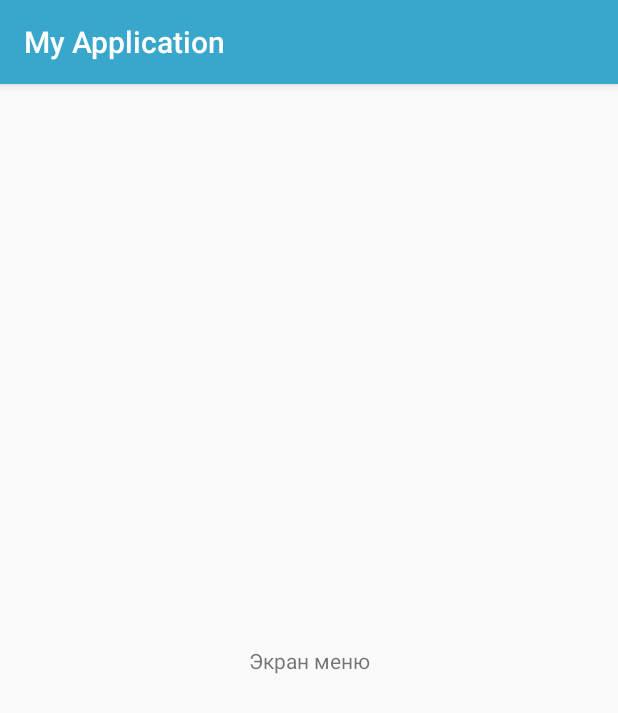
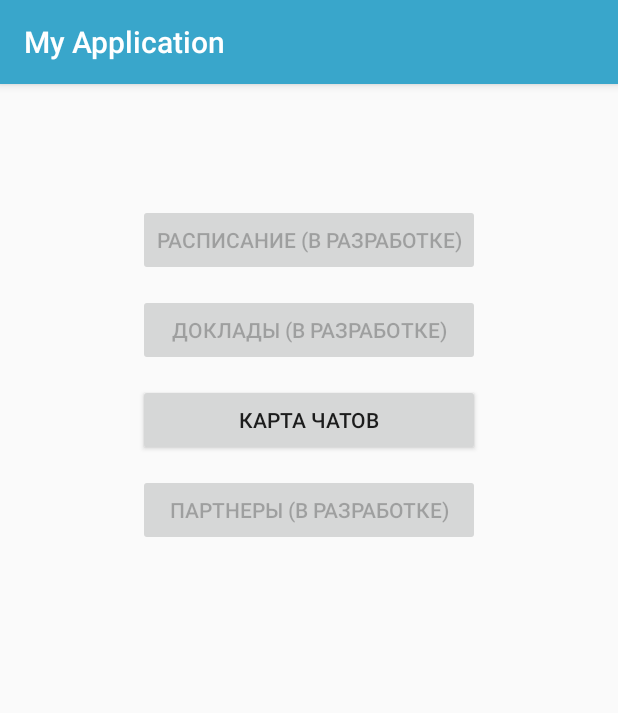
Before and after one commit to AstroReptiloids/mobile, an Android app: the MenuActivity screen opened directly, with no data from a screen before it, on a phone screen of 412 x 824 dp. Shown: the top 713 px of the screen. Run offline under Robolectric (Android 15) with nearby library versions, the phone set to English and light mode, and no system bars; our stand-ins replace data binding; 2 statements that could not run were skipped.

Commit message:
Добавлена карта чатов

```diff
--- a/app/src/main/AndroidManifest.xml
+++ b/app/src/main/AndroidManifest.xml
@@ -39,6 +39,10 @@
             android:name=".ui.features.menu.view.MenuActivity"
             android:screenOrientation="portrait"
             tools:ignore="LockedOrientationActivity" />
+        <activity
+            android:name=".ui.features.map.view.ChatMapActivity"
+            android:screenOrientation="portrait"
+            tools:ignore="LockedOrientationActivity" />
     </application>
 
 </manifest>
--- a/app/src/main/java/com/example/myapplication/ui/features/menu/di/MenuActivityComponent.kt
+++ b/app/src/main/java/com/example/myapplication/ui/features/menu/di/MenuActivityComponent.kt
@@ -7,8 +7,7 @@ import dagger.Component
 
 @PerActivity
 @Component(
-    dependencies = [ApplicationComponent::class],
-    modules = [MenuActivityModule::class]
+    dependencies = [ApplicationComponent::class]
 )
 interface MenuActivityComponent {
 
--- a/app/src/main/java/com/example/myapplication/ui/features/menu/di/MenuActivityModule.kt
+++ /dev/null
@@ -1,17 +0,0 @@
-package com.example.myapplication.ui.features.menu.di
-
-import com.example.myapplication.di.scopes.PerActivity
-import com.example.myapplication.ui.features.menu.presenter.IMenuActivityPresenter
-import com.example.myapplication.ui.features.menu.presenter.MenuActivityPresenter
-import dagger.Module
-import dagger.Provides
-
-@Module
-class MenuActivityModule {
-
-    @PerActivity
-    @Provides
-    fun providePresenter(presenter: MenuActivityPresenter): IMenuActivityPresenter {
-        return presenter
-    }
-}
--- a/app/src/main/java/com/example/myapplication/ui/features/menu/presenter/MenuActivityPresenter.kt
+++ /dev/null
@@ -1,6 +0,0 @@
-package com.example.myapplication.ui.features.menu.presenter
-
-import javax.inject.Inject
-
-class MenuActivityPresenter @Inject constructor() : IMenuActivityPresenter() {
-}
--- a/app/src/main/java/com/example/myapplication/ui/features/menu/view/IMenuView.kt
+++ /dev/null
@@ -1,6 +0,0 @@
-package com.example.myapplication.ui.features.menu.view
-
-import com.example.myapplication.ui.base.view.IView
-
-interface IMenuView : IView {
-}
--- a/app/src/main/java/com/example/myapplication/ui/features/menu/view/MenuActivity.kt
+++ b/app/src/main/java/com/example/myapplication/ui/features/menu/view/MenuActivity.kt
@@ -1,14 +1,17 @@
 package com.example.myapplication.ui.features.menu.view
 
+import android.os.Bundle
 import com.example.myapplication.R
 import com.example.myapplication.databinding.ActivityMenuBinding
-import com.example.myapplication.ui.base.activity.BaseMvpActivity
+import com.example.myapplication.ui.base.activity.BaseActivity
 import com.example.myapplication.ui.features.menu.di.DaggerMenuActivityComponent
-import com.example.myapplication.ui.features.menu.di.MenuActivityModule
-import com.example.myapplication.ui.features.menu.presenter.IMenuActivityPresenter
 
-class MenuActivity : BaseMvpActivity<ActivityMenuBinding, IMenuView, IMenuActivityPresenter>(),
-    IMenuView {
+class MenuActivity : BaseActivity<ActivityMenuBinding>() {
+
+    override fun onCreate(savedInstanceState: Bundle?) {
+        super.onCreate(savedInstanceState)
+        binding.chatMapButton.setOnClickListener { router.navigateChatMap(this) }
+    }
 
     override val layoutResId: Int
         get() = R.layout.activity_menu
@@ -16,14 +19,7 @@ class MenuActivity : BaseMvpActivity<ActivityMenuBinding, IMenuView, IMenuActivi
     override fun injectDependencies() {
         DaggerMenuActivityComponent.builder()
             .applicationComponent(applicationComponent)
-            .menuActivityModule(MenuActivityModule())
             .build()
             .inject(this)
     }
-
-    override fun hideProgress() {
-    }
-
-    override fun showProgress() {
-    }
 }
--- a/app/src/main/res/layout/activity_menu.xml
+++ b/app/src/main/res/layout/activity_menu.xml
@@ -5,14 +5,52 @@
         android:layout_width="match_parent"
         android:layout_height="match_parent">
 
-        <TextView
+        <Button
+            android:id="@+id/schedule_button"
             android:layout_width="wrap_content"
             android:layout_height="wrap_content"
-            android:text="Экран меню"
-            app:layout_constraintBottom_toBottomOf="parent"
+            android:layout_marginTop="80dp"
+            android:enabled="false"
+            android:text="@string/scheduling_button_text"
+            app:layout_constraintBottom_toTopOf="@+id/speeches_button"
             app:layout_constraintEnd_toEndOf="parent"
             app:layout_constraintStart_toStartOf="parent"
-            app:layout_constraintTop_toTopOf="parent" />
+            app:layout_constraintTop_toTopOf="parent"
+            app:layout_constraintVertical_chainStyle="spread" />
+
+        <Button
+            android:id="@+id/speeches_button"
+            android:layout_width="0dp"
+            android:layout_height="wrap_content"
+            android:layout_marginTop="12dp"
+            android:enabled="false"
+            android:text="@string/speeches_button_text"
+            app:layout_constraintBottom_toTopOf="@id/chat_map_button"
+            app:layout_constraintEnd_toEndOf="@id/schedule_button"
+            app:layout_constraintStart_toStartOf="@id/schedule_button"
+            app:layout_constraintTop_toBottomOf="@id/schedule_button" />
+
+        <Button
+            android:id="@+id/chat_map_button"
+            android:layout_width="0dp"
+            android:layout_height="wrap_content"
+            android:layout_marginTop="12dp"
+            android:text="@string/chat_map_button_text"
+            app:layout_constraintBottom_toTopOf="@id/partners_button"
+            app:layout_constraintEnd_toEndOf="@id/schedule_button"
+            app:layout_constraintStart_toStartOf="@id/schedule_button"
+            app:layout_constraintTop_toBottomOf="@id/speeches_button" />
+
+        <Button
+            android:id="@+id/partners_button"
+            android:layout_width="0dp"
+            android:layout_height="wrap_content"
+            android:layout_marginTop="12dp"
+            android:enabled="false"
+            android:text="@string/partners_button_text"
+            app:layout_constraintEnd_toEndOf="@id/schedule_button"
+            app:layout_constraintStart_toStartOf="@id/schedule_button"
+            app:layout_constraintTop_toBottomOf="@id/chat_map_button" />
 
     </androidx.constraintlayout.widget.ConstraintLayout>
 </layout>
--- a/app/src/main/res/values/strings.xml
+++ b/app/src/main/res/values/strings.xml
@@ -6,5 +6,10 @@
     <string name="login_button_text">Войти</string>
     <string name="auth_error_text">Не удалось авторизоваться</string>
 
+    <string name="scheduling_button_text">Расписание (в разработке)</string>
+    <string name="speeches_button_text">Доклады (в разработке)</string>
+    <string name="chat_map_button_text">Карта чатов</string>
+    <string name="partners_button_text">Партнеры (в разработке)</string>
+
 
 </resources>
```
Also changed, not shown: app/src/main/java/com/example/myapplication/ui/base/utils/Router.kt (+10 -1 lines), app/src/main/java/com/example/myapplication/ui/features/map/di/ChatMapActivityComponent.kt (added, +13 -0 lines), app/src/main/java/com/example/myapplication/ui/features/map/view/ChatMapActivity.kt (added, +66 -0 lines), app/src/main/java/com/example/myapplication/ui/features/menu/presenter/IMenuActivityPresenter.kt (deleted, +0 -7 lines), app/src/main/res/layout/activity_chat_map.xml (added, +23 -0 lines).
